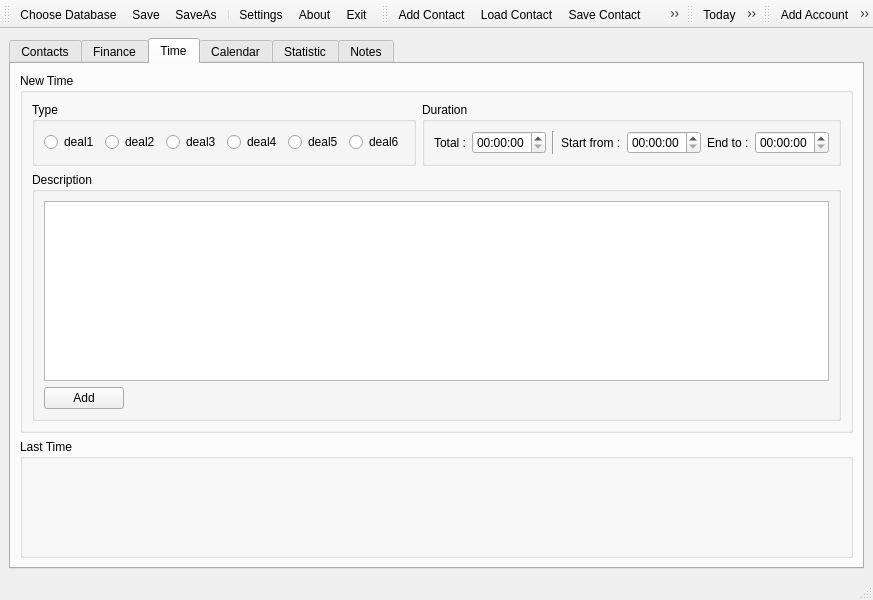
Qt form trunk/Organizer/OrganizerView.ui (konradlst/Organizer) before a commit.
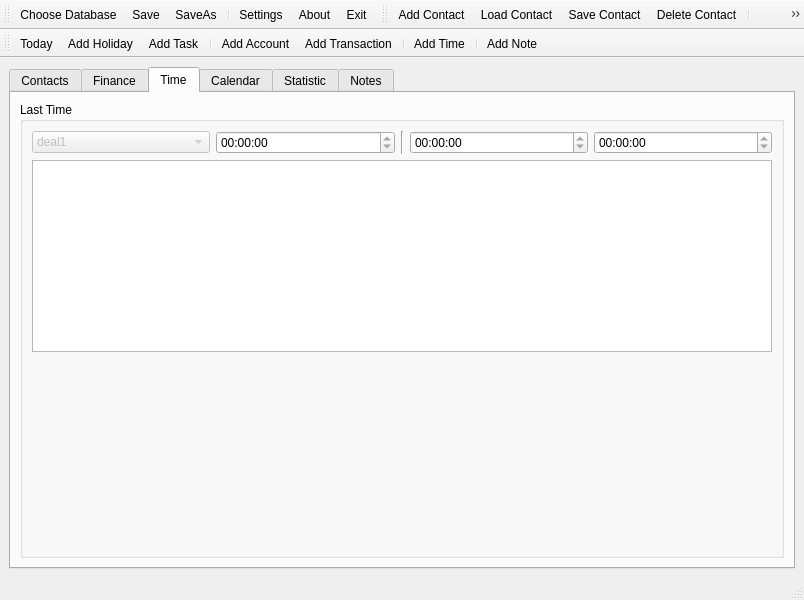
The same form after that commit. The open tabs and pages were chosen to show the change. Icons and pictures are not drawn.

Commit message: #110 add Dialogs, change Organizer UI

```diff
--- a/trunk/Organizer/OrganizerView.ui
+++ b/trunk/Organizer/OrganizerView.ui
@@ -758,151 +758,70 @@
         <string>Time</string>
        </attribute>
        <layout class="QVBoxLayout" name="verticalLayout_9">
-        <item>
-         <widget class="QGroupBox" name="groupBox_11">
-          <property name="title">
-           <string>New Time</string>
-          </property>
-          <layout class="QVBoxLayout" name="verticalLayout_10">
-           <item>
-            <layout class="QHBoxLayout" name="horizontalLayout_3">
-             <item>
-              <widget class="QGroupBox" name="groupBox_4">
-               <property name="title">
-                <string>Type</string>
-               </property>
-               <layout class="QHBoxLayout" name="horizontalLayout_2">
-                <item>
-                 <widget class="QRadioButton" name="radioButton">
-                  <property name="text">
-                   <string>deal1</string>
-                  </property>
-                 </widget>
-                </item>
-                <item>
-                 <widget class="QRadioButton" name="radioButton_2">
-                  <property name="text">
-                   <string>deal2</string>
-                  </property>
-                 </widget>
-                </item>
-                <item>
-                 <widget class="QRadioButton" name="radioButton_3">
-                  <property name="text">
-                   <string>deal3</string>
-                  </property>
-                 </widget>
-                </item>
-                <item>
-                 <widget class="QRadioButton" name="radioButton_4">
-                  <property name="text">
-                   <string>deal4</string>
-                  </property>
-                 </widget>
-                </item>
-                <item>
-                 <widget class="QRadioButton" name="radioButton_5">
-                  <property name="text">
-                   <string>deal5</string>
-                  </property>
-                 </widget>
-                </item>
-                <item>
-                 <widget class="QRadioButton" name="radioButton_6">
-                  <property name="text">
-                   <string>deal6</string>
-                  </property>
-                 </widget>
-                </item>
-               </layout>
-              </widget>
-             </item>
-             <item>
-              <widget class="QGroupBox" name="groupBox_3">
-               <property name="title">
-                <string>Duration</string>
-               </property>
-               <layout class="QGridLayout" name="gridLayout_5">
-                <item row="0" column="0">
-                 <widget class="QLabel" name="label_14">
-                  <property name="text">
-                   <string>Total :</string>
-                  </property>
-                 </widget>
-                </item>
-                <item row="0" column="5">
-                 <widget class="QLabel" name="label_16">
-                  <property name="text">
-                   <string>End to :</string>
-                  </property>
-                 </widget>
-                </item>
-                <item row="0" column="3">
-                 <widget class="QLabel" name="label_15">
-                  <property name="text">
-                   <string>Start from :</string>
-                  </property>
-                 </widget>
-                </item>
-                <item row="0" column="1">
-                 <widget class="QTimeEdit" name="timeEdit_10"/>
-                </item>
-                <item row="0" column="6">
-                 <widget class="QTimeEdit" name="timeEdit_12"/>
-                </item>
-                <item row="0" column="4">
-                 <widget class="QTimeEdit" name="timeEdit_11"/>
-                </item>
-                <item row="0" column="2">
-                 <widget class="Line" name="line">
-                  <property name="orientation">
-                   <enum>Qt::Vertical</enum>
-                  </property>
-                 </widget>
-                </item>
-               </layout>
-              </widget>
-             </item>
-            </layout>
-           </item>
-           <item>
-            <widget class="QGroupBox" name="groupBox_5">
-             <property name="title">
-              <string>Description</string>
-             </property>
-             <layout class="QVBoxLayout" name="verticalLayout_5">
-              <item>
-               <widget class="QPlainTextEdit" name="plainTextEdit"/>
-              </item>
-              <item>
-               <widget class="QPushButton" name="pushButton_3">
-                <property name="maximumSize">
-                 <size>
-                  <width>80</width>
-                  <height>16777215</height>
-                 </size>
-                </property>
-                <property name="text">
-                 <string>Add</string>
-                </property>
-                <property name="icon">
-                 <iconset resource="res.qrc">
-                  <normaloff>:/newContact</normaloff>:/newContact</iconset>
-                </property>
-               </widget>
-              </item>
-             </layout>
-            </widget>
-           </item>
-          </layout>
-         </widget>
-        </item>
         <item>
          <widget class="QGroupBox" name="groupBox_10">
           <property name="title">
            <string>Last Time</string>
           </property>
           <layout class="QVBoxLayout" name="verticalLayout_4">
+           <item>
+            <layout class="QVBoxLayout" name="verticalLayout_13">
+             <item>
+              <layout class="QHBoxLayout" name="horizontalLayout_5">
+               <item>
+                <widget class="QComboBox" name="comboBox_3">
+                 <property name="enabled">
+                  <bool>false</bool>
+                 </property>
+                 <property name="editable">
+                  <bool>false</bool>
+                 </property>
+                 <item>
+                  <property name="text">
+                   <string>deal1</string>
+                  </property>
+                 </item>
+                </widget>
+               </item>
+               <item>
+                <widget class="QTimeEdit" name="timeEdit_14">
+                 <property name="readOnly">
+                  <bool>true</bool>
+                 </property>
+                </widget>
+               </item>
+               <item>
+                <widget class="Line" name="line_5">
+                 <property name="orientation">
+                  <enum>Qt::Vertical</enum>
+                 </property>
+                </widget>
+               </item>
+               <item>
+                <widget class="QTimeEdit" name="timeEdit_16">
+                 <property name="readOnly">
+                  <bool>true</bool>
+                 </property>
+                </widget>
+               </item>
+               <item>
+                <widget class="QTimeEdit" name="timeEdit_15">
+                 <property name="readOnly">
+                  <bool>true</bool>
+                 </property>
+                </widget>
+               </item>
+              </layout>
+             </item>
+             <item>
+              <widget class="QPlainTextEdit" name="plainTextEdit_5">
+               <property name="readOnly">
+                <bool>true</bool>
+               </property>
+              </widget>
+             </item>
+            </layout>
+           </item>
            <item>
             <spacer name="verticalSpacer_5">
              <property name="orientation">
@@ -1897,24 +1816,18 @@
     <enum>TopToolBarArea</enum>
    </attribute>
    <attribute name="toolBarBreak">
-    <bool>false</bool>
+    <bool>true</bool>
    </attribute>
    <addaction name="actionToday"/>
    <addaction name="actionAddHoliday"/>
    <addaction name="actionAddTask"/>
-  </widget>
-  <widget class="QToolBar" name="toolBar_4">
-   <property name="windowTitle">
-    <string>toolBar_4</string>
-   </property>
-   <attribute name="toolBarArea">
-    <enum>TopToolBarArea</enum>
-   </attribute>
-   <attribute name="toolBarBreak">
-    <bool>false</bool>
-   </attribute>
+   <addaction name="separator"/>
    <addaction name="actionAdd_Account"/>
    <addaction name="actionAdd_Transaction"/>
+   <addaction name="separator"/>
+   <addaction name="actionAdd_Time"/>
+   <addaction name="separator"/>
+   <addaction name="actionAdd_Note"/>
   </widget>
   <action name="actionChooseDatabase">
    <property name="icon">
@@ -2088,6 +2001,22 @@
     <string>Add Transaction</string>
    </property>
   </action>
+  <action name="actionAdd_Note">
+   <property name="text">
+    <string>Add Note</string>
+   </property>
+   <property name="toolTip">
+    <string>Add Note</string>
+   </property>
+  </action>
+  <action name="actionAdd_Time">
+   <property name="text">
+    <string>Add Time</string>
+   </property>
+   <property name="toolTip">
+    <string>Add Time</string>
+   </property>
+  </action>
  </widget>
  <resources>
   <include location="res.qrc"/>
```
Left out of the diff: 272 changed lines with no effect on the pictures. The commit also changes 5 other files.
